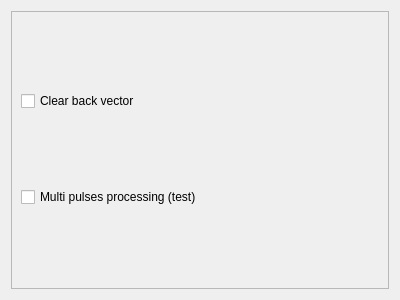
goodvin360/pivn_app, file processing.ui: the form before one commit.
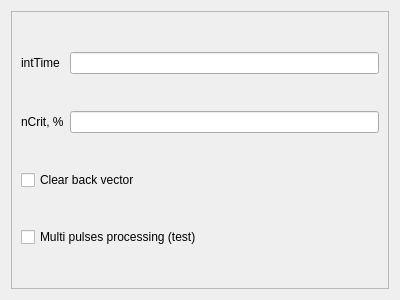
The form after the commit.

Commit message: 08.10.2024 work 3 -processing window updated (added crit level and intTime functional) -critVal by default is 100% -intTime by default is 100s

What changed in the file:
```diff
--- a/processing.ui
+++ b/processing.ui
@@ -23,20 +23,40 @@
       <enum>QFrame::Raised</enum>
      </property>
      <layout class="QGridLayout" name="gridLayout">
-      <item row="0" column="0">
+      <item row="1" column="0">
+       <widget class="QLabel" name="label">
+        <property name="text">
+         <string>nCrit, %</string>
+        </property>
+       </widget>
+      </item>
+      <item row="1" column="1">
+       <widget class="QLineEdit" name="lineEdit"/>
+      </item>
+      <item row="2" column="0" colspan="2">
        <widget class="QCheckBox" name="checkBox">
         <property name="text">
          <string>Clear back vector</string>
         </property>
        </widget>
       </item>
-      <item row="1" column="0">
+      <item row="3" column="0" colspan="2">
        <widget class="QCheckBox" name="checkBox_2">
         <property name="text">
          <string>Multi pulses processing (test)</string>
         </property>
        </widget>
       </item>
+      <item row="0" column="1">
+       <widget class="QLineEdit" name="lineEdit_2"/>
+      </item>
+      <item row="0" column="0">
+       <widget class="QLabel" name="label_2">
+        <property name="text">
+         <string>intTime</string>
+        </property>
+       </widget>
+      </item>
      </layout>
     </widget>
    </item>
```
Left out of the diff: 38 changed lines with no effect on the pictures. The commit also changes 5 other files.
